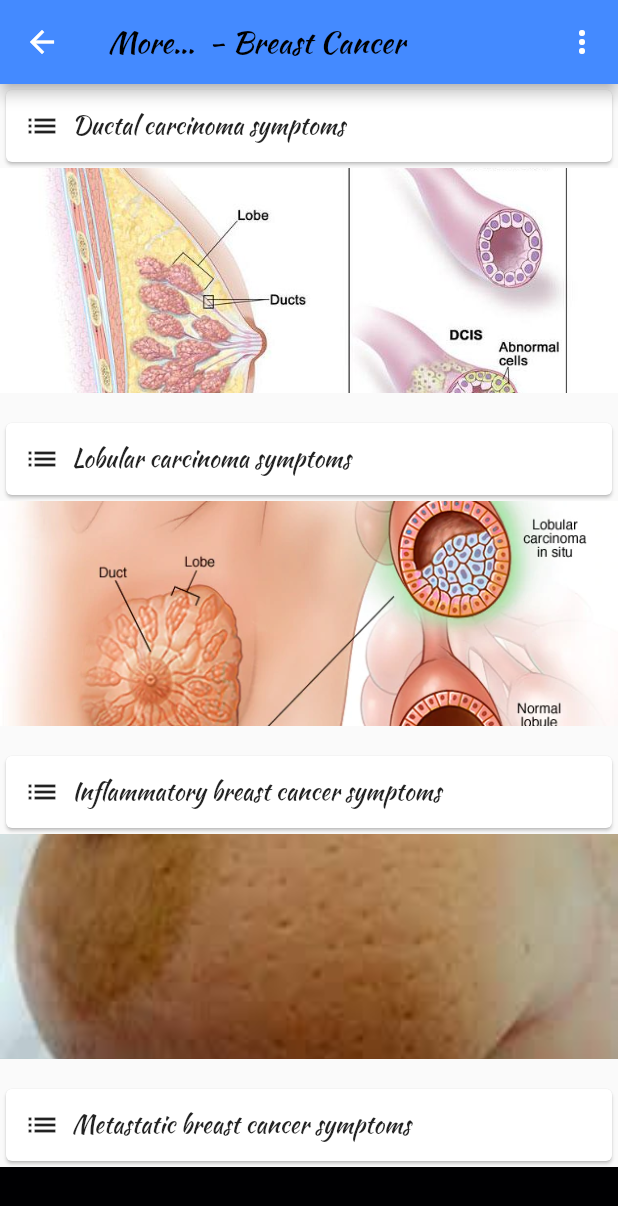
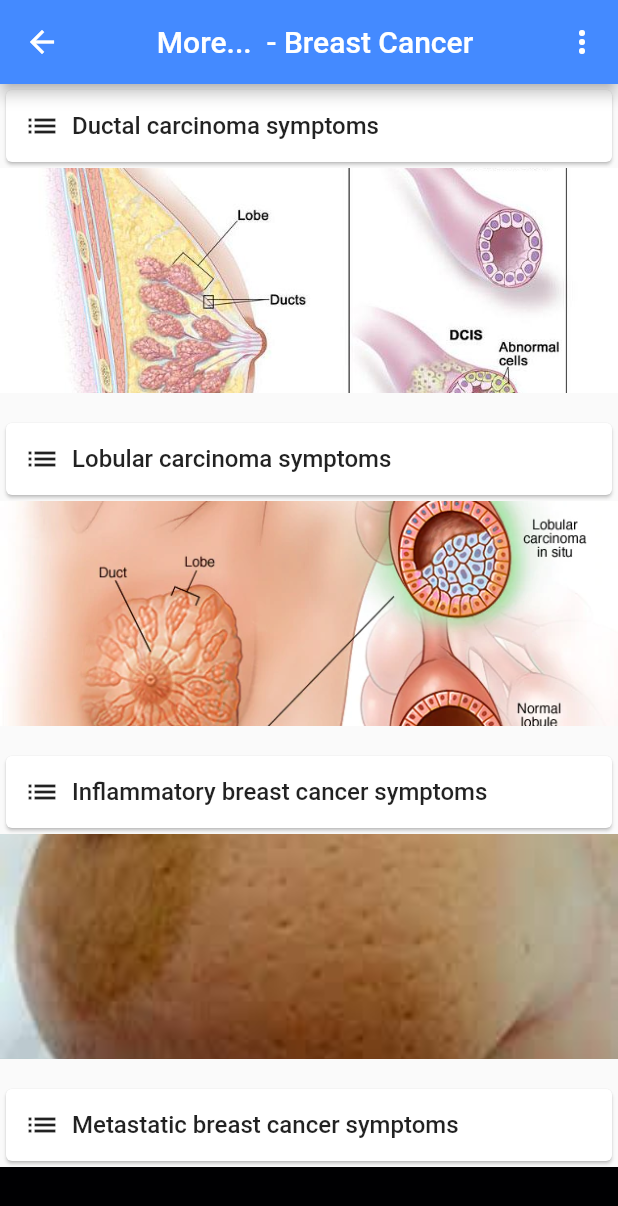
Before and after one commit to KushanChamindu/health-care-support-system, a Flutter app: the BrestCancer screen opened by its route, after a tap on "More...", on a phone screen of 412 x 824 dp. Shown: the top 1206 px of the screen. Run offline on Flutter 3.47's test engine with Material 2 defaults, Android fonts, the phone set to English and light mode, and no system bars; our stand-ins replace cloud_firestore, curved_navigation_bar, datetime_picker_formfield, firebase_auth, firebase_storage, fl_chart and 6 more; missing offline and left inert: flutter_dialogflow, flutter_webview_plugin; accounts and stored records are empty; Roboto replaces fonts that are missing (Cario); project files that could hold a hidden picture were left out.

Commit message:
kashyapash's compressd images add and do some fonts and buttons changes

```diff
--- a/lib/Pages/breast_cancer/bc_more.dart
+++ b/lib/Pages/breast_cancer/bc_more.dart
@@ -62,13 +62,14 @@ class _BC_MoreState extends State<BC_More> {
         actions: <Widget>[
           Popupmenu(auth: widget.auth,)
         ],
-        title: Text(
-          "More...  - Breast Cancer",
-          style: TextStyle(
-            fontSize: 20.0,
-            fontWeight: FontWeight.w300,
-            color: Colors.black,
-            fontFamily: 'KaushanScript'
+        title: Align(
+          alignment: Alignment.center,
+          child: Text(
+            "More...  - Breast Cancer",
+            style: TextStyle(
+              fontSize: 20.0,
+              fontFamily: 'Cario'
+            ),
           ),
         ),
         //centerTitle: true,
@@ -148,7 +149,7 @@ class _TitlesState extends State<Titles> {
                   child: Text(widget.text1,
                   style: TextStyle(
                     fontSize: 16,
-                    fontFamily: 'KaushanScript',
+                    fontFamily: 'Cario',
                     ),
                   ),
                 ),
@@ -161,11 +162,11 @@ class _TitlesState extends State<Titles> {
                 child: Text(
                   widget.text2,
                   style: TextStyle(
-                      fontSize: 14,
+                      fontSize: 15,
                       height: 1.5,
                       fontWeight: FontWeight.w400,
                       letterSpacing: 0.5,
-                      fontFamily: 'KaushanScript',
+                      fontFamily: 'Cario',
                       ),
                 ),
               )
--- a/lib/Pages/breast_cancer/breast_cancer.dart
+++ b/lib/Pages/breast_cancer/breast_cancer.dart
@@ -29,7 +29,7 @@ class _BrestCancerState extends State<BrestCancer> {
                       style: TextStyle(
                         fontWeight: FontWeight.w500,
                         fontSize: 28.0,
-                        fontFamily: 'KaushanScript',
+                        fontFamily: 'Cairo',
                       ),
                     ),
                   ),
@@ -59,7 +59,7 @@ class _BrestCancerState extends State<BrestCancer> {
             'The kind of breast cancer depends on which cells in the breast turn into cancer ',
             style: TextStyle(
                         fontSize: 16.0,
-                        fontFamily: 'KaushanScript',
+              fontFamily: 'Cairo',
             ),
         softWrap: true,
       ),
@@ -83,7 +83,7 @@ class _BrestCancerState extends State<BrestCancer> {
                       style: TextStyle(
                         fontWeight: FontWeight.w500,
                         fontSize: 20.0,
-                        fontFamily: 'KaushanScript',
+                        fontFamily: 'Cairo',
                       ),
                     ),
                   ),
@@ -93,9 +93,9 @@ class _BrestCancerState extends State<BrestCancer> {
                         'Jessica Baladad'
                           '(Breast Cancer Survivor and NBCF Supporter)',
                         style: TextStyle(
-                          fontWeight: FontWeight.w100,
+                          fontWeight: FontWeight.w400,
                           fontSize: 16.0,
-                          fontFamily: 'KaushanScript',
+                          fontFamily: 'Cairo',
                         ),
                       ),
                   ),
@@ -117,13 +117,14 @@ class _BrestCancerState extends State<BrestCancer> {
         actions: <Widget>[
           Popupmenu(auth: widget.auth,)
         ],
-        title: Text(
+        title: Align(
+          alignment: Alignment.center,
+          child: Text(
             "Breast Cancer",
             style: TextStyle(
-            fontSize: 30.0,
-            fontWeight: FontWeight.w300,
-            color: Colors.black,
-            fontFamily: 'KaushanScript'
+              fontSize: 20.0,
+              fontFamily: 'Cairo',
+            ),
           ),
         ),
         //centerTitle: true,
@@ -152,27 +153,21 @@ class _BrestCancerState extends State<BrestCancer> {
       mainAxisAlignment: MainAxisAlignment.center,
       children: [
         Container(
-          margin: const EdgeInsets.fromLTRB(0, 8, 0, 8),
-          height: 80,
-          width: 110,
+            margin: const EdgeInsets.only(bottom: 8),
+//          height: 80,
+//          width: 110,
             child: FlatButton(
+              shape: RoundedRectangleBorder(borderRadius: BorderRadius.circular(18)),
+              padding: EdgeInsets.all(20),
               onPressed: () {
                 Navigator.pushNamed(context, url);
               },
               child: Center(
-              child: Column(
-                children: <Widget>[
-                //Icon(icon, color: color),
-                Padding(
-                  padding: const EdgeInsets.fromLTRB(2, 24, 2, 4),
                 child: Text(
                   label,
                   style: TextStyle(
-                      fontFamily: 'KaushanScript',
+                    fontFamily: 'Cairo',
                   ),
-                    ),
-                ),
-              ],
                   ),
               ),
               color: Colors.lightBlueAccent,
```
Also changed, not shown: lib/Pages/breast_cancer/breast_solutions.dart (+8 -10 lines), lib/Pages/breast_cancer/breast_symptoms.dart (+10 -9 lines), pubspec.yaml (+27 -16 lines), assets/breast_cancer_image/DCS-2.gif (deleted), assets/breast_cancer_image/DCS-2.webp (deleted), assets/breast_cancer_image/LCIS-1.png (deleted), assets/breast_cancer_image/MB-1.webp (deleted), assets/breast_cancer_image/PCS-2.png (deleted), assets/breast_cancer_image/TNBS-2.jpg (deleted), assets/breast_cancer_image/bad2.jpg (deleted), assets/breast_cancer_image/excersis.gif (deleted), assets/breast_cancer_image/face_change.gif (deleted), assets/breast_cancer_image/fitness.jpeg (deleted), assets/breast_cancer_image/fitness1.jpg (deleted), 3 more files, 2 other files. Lines whose indentation alone changed are shown as unchanged.
